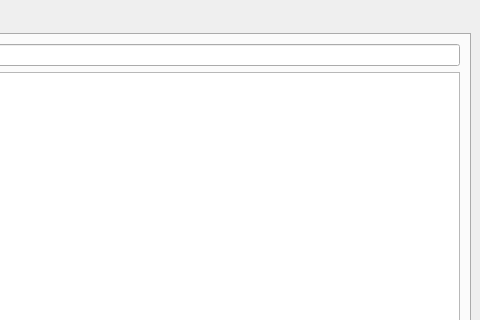
Qt form tables_editor.ui (waynegramlich/table_tools) before a commit; both pictures show x 320 to 800 and y 0 to 320 of the 800 by 846 pixel window.
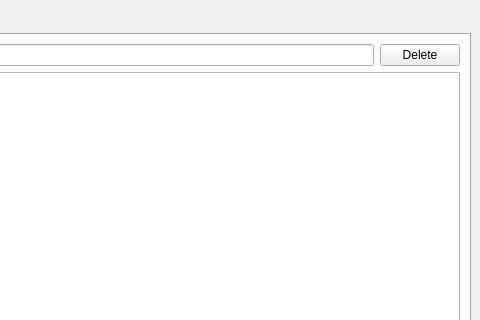
The same form after that commit.

Commit message: Added [Delete] button to [Collections] tab.

Patch:
```diff
--- a/tables_editor.ui
+++ b/tables_editor.ui
@@ -53,7 +53,14 @@
         <item row="0" column="1">
          <widget class="QLineEdit" name="collections_new_line"/>
         </item>
-        <item row="1" column="0" colspan="2">
+        <item row="0" column="2">
+         <widget class="QPushButton" name="collections_delete_button">
+          <property name="text">
+           <string>Delete</string>
+          </property>
+         </widget>
+        </item>
+        <item row="1" column="0" colspan="3">
          <widget class="QTreeView" name="collections_tree"/>
         </item>
        </layout>
```
The commit also changes 1 other file.
